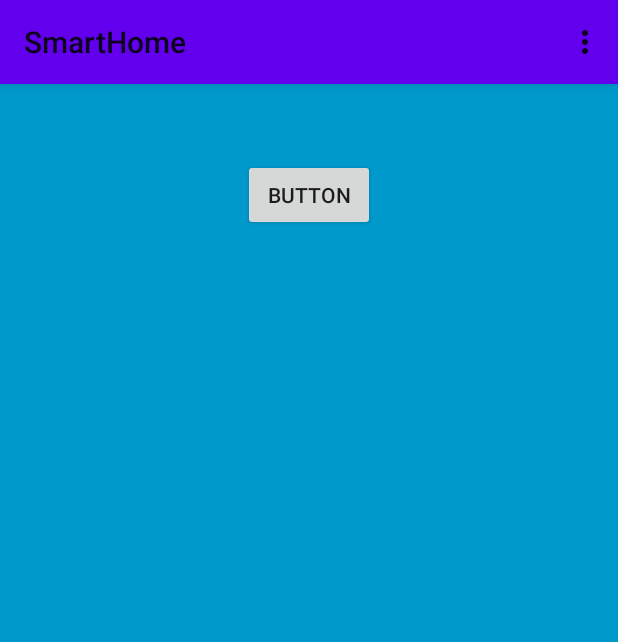
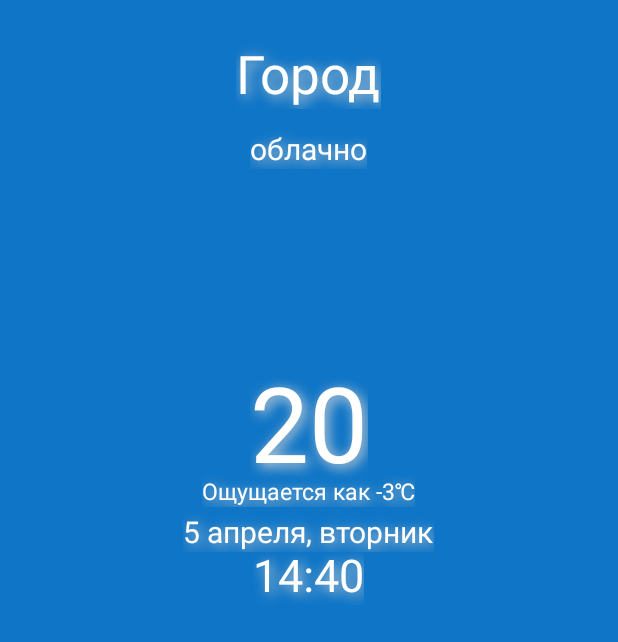
Before and after one commit to bi472/SmartHome, an Android app: the Weather screen opened directly, with no data from a screen before it, on a phone screen of 412 x 824 dp. Shown: the top 642 px of the screen. Run offline under Robolectric (Android 15) with nearby library versions, the phone set to English and light mode, and no system bars; Roboto replaces fonts that are not available here.

Commit message:
Переделана разметка фрагмента погоды(надо добавить кнопки)

```diff
--- a/app/build.gradle
+++ b/app/build.gradle
@@ -36,6 +36,7 @@ dependencies {
     implementation 'androidx.fragment:fragment:1.3.0'
     implementation 'com.squareup.retrofit2:retrofit:2.4.0'
     implementation 'com.squareup.retrofit2:converter-gson:2.4.0'
+    implementation 'com.google.android.libraries.places:places:2.5.0'
     testImplementation 'junit:junit:4.+'
     androidTestImplementation 'androidx.test.ext:junit:1.1.3'
     androidTestImplementation 'androidx.test.espresso:espresso-core:3.4.0'
--- a/app/src/main/java/com/example/smarthome/MainActivity.java
+++ b/app/src/main/java/com/example/smarthome/MainActivity.java
@@ -2,6 +2,7 @@ package com.example.smarthome;
 
 import androidx.appcompat.app.AppCompatActivity;
 
+import android.app.ActionBar;
 import android.content.ContentValues;
 import android.content.Intent;
 import android.content.res.Resources;
--- a/app/src/main/java/com/example/smarthome/Weather.java
+++ b/app/src/main/java/com/example/smarthome/Weather.java
@@ -53,7 +53,6 @@ public class Weather extends AppCompatActivity {
                 break;
                 }
             case R.id.update_city:{
-                Log.i("Сообщение", "Нажато меню");
                 checkPermisson();
                 break;
             }
--- a/app/src/main/java/com/example/smarthome/WeatherFragment.java
+++ b/app/src/main/java/com/example/smarthome/WeatherFragment.java
@@ -3,6 +3,7 @@ package com.example.smarthome;
 import static android.app.Activity.RESULT_OK;
 
 import android.Manifest;
+import android.app.ActionBar;
 import android.graphics.Typeface;
 import android.location.Address;
 import android.location.Geocoder;
@@ -29,7 +30,9 @@ import android.os.Handler;
 
 import java.text.DateFormat;
 import java.time.ZonedDateTime;
+import java.util.Calendar;
 import java.util.Date;
+import java.util.GregorianCalendar;
 import java.util.List;
 import java.util.Locale;
 
@@ -41,12 +44,10 @@ public class WeatherFragment extends Fragment {
     TextView detailsField;
     TextView currentTemperatureField;
     TextView weatherIcon;
-
-    Button getLocation;
+    TextView timeUpdated;
+    TextView feelsLike;
     // нужен handler для потока
     Handler handler;
-
-    Geocoder geocoder;
 
     public WeatherFragment(){
         handler = new Handler();
@@ -63,7 +64,8 @@ public class WeatherFragment extends Fragment {
         detailsField = (TextView)rootView.findViewById(R.id.details_field);
         currentTemperatureField = (TextView)rootView.findViewById(R.id.current_temperature_field);
         weatherIcon = (TextView)rootView.findViewById(R.id.weather_icon);
-        getLocation = (Button) rootView.findViewById(R.id.getLocation);
+        timeUpdated = (TextView)rootView.findViewById(R.id.updated_time);
+        feelsLike = (TextView)rootView.findViewById(R.id.feels_like);
 
         weatherFont = Typeface.createFromAsset(getActivity().getAssets(), "weathericons-regular-webfont.ttf");
         updateWeatherData(new CityPreference(getActivity()).getLat(), new  CityPreference(getActivity()).getLon());
@@ -106,25 +108,32 @@ public class WeatherFragment extends Fragment {
         try {
            if (cityJson.getJSONObject("local_names") != null) {
                 JSONObject localNamesJson = cityJson.getJSONObject("local_names");
-                cityField.setText(localNamesJson.getString("ru") +
-                        ", " + cityJson.getString("country"));
+                cityField.setText(localNamesJson.getString("ru"));
             }
             else
                 cityField.setText(cityJson.getString("name"));
             JSONObject details = json.getJSONArray("weather").getJSONObject(0);
             JSONObject main = json.getJSONObject("main");
             detailsField.setText(
-                    details.getString("description").toUpperCase(Locale.US) +
-                            "\n" + "Влажность: " + main.getString("humidity") + "%" +
-                            "\n" + "Давление: " + main.getString("pressure") + " hPa");
+                    details.getString("description").toUpperCase(Locale.US));
 
             currentTemperatureField.setText(
-                    String.format("%.2f", main.getDouble("temp"))+ " ℃");
+                    String.format("%.2f", main.getDouble("temp"))+ "℃"
+            );
+            feelsLike.setText("Ощущается как " +
+                    String.format("%.2f", main.getDouble("feels_like")) + "℃"
+            );
 
             DateFormat df = DateFormat.getDateTimeInstance();
             //Перевод даты в соответствующий часовой пояс
-            String updatedOn = df.format(new Date(json.getLong("dt")*1000 + json.getLong("timezone")*1000));
-            updatedField.setText("Последнее обновление: " + updatedOn);
+            Calendar myCal = new GregorianCalendar();
+            Date updatedOn = new Date(json.getLong("dt")*1000 + json.getLong("timezone")*1000);
+            myCal.setTime(updatedOn);
+
+            updatedField.setText(myCal.get(Calendar.DAY_OF_MONTH) +
+                    " " + myCal.getDisplayName(Calendar.MONTH, Calendar.LONG_FORMAT, new Locale("ru")) +
+                    ", " + myCal.getDisplayName(Calendar.DAY_OF_WEEK, Calendar.LONG_FORMAT, new Locale("ru")));
+            timeUpdated.setText(myCal.get(Calendar.HOUR_OF_DAY) + ":" + myCal.get(Calendar.MINUTE));
 
             setWeatherIcon(details.getInt("id"),
                     json.getJSONObject("sys").getLong("sunrise") * 1000,
--- a/app/src/main/res/layout/activity_counter.xml
+++ b/app/src/main/res/layout/activity_counter.xml
@@ -4,12 +4,13 @@
     xmlns:tools="http://schemas.android.com/tools"
     android:layout_width="match_parent"
     android:layout_height="match_parent"
-    android:background="#0D47A1"
+    android:background="@color/quantum_indigo800"
     tools:context=".Counter">
 
     <androidx.constraintlayout.widget.ConstraintLayout
         android:layout_width="wrap_content"
         android:layout_height="wrap_content">
+
         <RadioGroup
             android:id="@+id/radioGroup"
             android:layout_width="408dp"
--- a/app/src/main/res/layout/activity_weather.xml
+++ b/app/src/main/res/layout/activity_weather.xml
@@ -1,8 +1,8 @@
 <?xml version="1.0" encoding="utf-8"?>
 <FrameLayout xmlns:android="http://schemas.android.com/apk/res/android"
+    android:id="@+id/container"
     android:layout_width="match_parent"
     android:layout_height="match_parent"
-    android:id = "@+id/container"
-    android:background="#FF0099CC">
+    android:background="#0F75C6">
 
 </FrameLayout>
--- a/app/src/main/res/layout/fragment_weather.xml
+++ b/app/src/main/res/layout/fragment_weather.xml
@@ -2,59 +2,112 @@
 <RelativeLayout xmlns:android="http://schemas.android.com/apk/res/android"
     android:layout_width="match_parent"
     android:layout_height="match_parent"
-    android:paddingBottom="0dp"
-    android:paddingLeft="0dp"
-    android:paddingRight="0dp"
-    android:paddingTop="0dp">
+    android:layout_marginTop="25dp">
 
     <TextView
         android:id="@+id/city_field"
         android:layout_width="wrap_content"
         android:layout_height="wrap_content"
         android:layout_alignParentTop="true"
-        android:layout_centerHorizontal="true"
-        android:textAppearance="?android:attr/textAppearanceLarge" />
+        android:layout_centerInParent="true"
+        android:text="Город"
+        android:textAppearance="?android:attr/textAppearanceLarge"
+        android:textColor="@color/white"
+        android:textSize="35sp"
+        android:shadowColor="@color/quantum_black_100"
+        android:shadowDx="3"
+        android:shadowDy="3"
+        android:shadowRadius="10"/>
+
+    <TextView
+        android:id="@+id/details_field"
+        android:layout_width="wrap_content"
+        android:layout_height="wrap_content"
+        android:layout_alignBottom="@id/city_field"
+        android:layout_centerInParent="true"
+        android:layout_marginBottom="-40dp"
+        android:text="облачно"
+        android:textAppearance="?android:attr/textAppearanceMedium"
+        android:textColor="@color/white"
+        android:textSize="20sp"
+        android:shadowColor="@color/quantum_black_100"
+        android:shadowDx="3"
+        android:shadowDy="3"
+        android:shadowRadius="10" />
+
+    <TextView
+        android:id="@+id/current_temperature_field"
+        android:layout_width="wrap_content"
+        android:layout_height="wrap_content"
+        android:layout_alignBottom="@id/weather_icon"
+        android:layout_centerInParent="true"
+        android:layout_marginTop="-100dp"
+        android:layout_marginBottom="-105dp"
+        android:shadowColor="@color/quantum_black_100"
+        android:shadowDx="3"
+        android:shadowDy="3"
+        android:shadowRadius="10"
+        android:text="20"
+        android:textAppearance="?android:attr/textAppearanceLarge"
+        android:textColor="@color/white"
+        android:textSize="70sp" />
+
+    <TextView
+        android:id="@+id/weather_icon"
+        android:layout_width="wrap_content"
+        android:layout_height="wrap_content"
+        android:layout_alignBottom="@id/details_field"
+
+        android:layout_centerInParent="true"
+        android:layout_marginTop="-100dp"
+        android:layout_marginBottom="-110dp"
+        android:textColor="@color/white"
+        android:textSize="70sp" />
 
     <TextView
         android:id="@+id/updated_field"
         android:layout_width="wrap_content"
         android:layout_height="wrap_content"
-        android:layout_below="@+id/city_field"
-        android:layout_centerHorizontal="true"
+        android:layout_alignBottom="@id/feels_like"
+        android:layout_centerInParent="true"
+        android:layout_marginBottom="-30dp"
+        android:shadowColor="@color/quantum_black_100"
+        android:shadowDx="3"
+        android:shadowDy="3"
+        android:shadowRadius="10"
+        android:text="5 апреля, вторник"
         android:textAppearance="?android:attr/textAppearanceMedium"
-        android:textSize="13sp" />
+        android:textColor="@color/white"
+        android:textSize="20sp" />
 
     <TextView
-        android:id="@+id/weather_icon"
+        android:id="@+id/updated_time"
         android:layout_width="wrap_content"
         android:layout_height="wrap_content"
+        android:text="14:40"
+        android:layout_alignBottom="@id/updated_field"
+        android:layout_marginBottom="-35dp"
         android:layout_centerInParent="true"
-        android:textAppearance="?android:attr/textAppearanceLarge"
-        android:textSize="70sp" />
+        android:shadowColor="@color/quantum_black_100"
+        android:shadowDx="3"
+        android:shadowDy="3"
+        android:shadowRadius="10"
+        android:textSize="30sp"
+        android:textColor="@color/white"/>
 
     <TextView
-        android:id="@+id/current_temperature_field"
+        android:id="@+id/feels_like"
         android:layout_width="wrap_content"
         android:layout_height="wrap_content"
-        android:layout_alignParentBottom="true"
-        android:layout_centerHorizontal="true"
-        android:textAppearance="?android:attr/textAppearanceLarge"
-        android:textSize="40sp" />
-
-    <TextView
-        android:id="@+id/details_field"
-        android:layout_width="wrap_content"
-        android:layout_height="wrap_content"
-        android:layout_below="@+id/weather_icon"
-        android:layout_centerHorizontal="true"
-        android:textAppearance="?android:attr/textAppearanceMedium" />
-
-    <Button
-        android:id="@+id/getLocation"
-        android:layout_width="wrap_content"
-        android:layout_height="wrap_content"
-        android:text="Button"
-        android:layout_centerHorizontal="true"
-        android:layout_marginTop="50dp"/>
+        android:layout_alignBottom="@id/current_temperature_field"
+        android:layout_centerInParent="true"
+        android:layout_marginBottom="-10dp"
+        android:shadowColor="@color/quantum_black_100"
+        android:shadowDx="3"
+        android:shadowDy="3"
+        android:shadowRadius="10"
+        android:text="Ощущается как -3℃"
+        android:textColor="@color/white"
+        android:textSize="15sp" />
 
 </RelativeLayout>
--- a/app/src/main/res/values/themes.xml
+++ b/app/src/main/res/values/themes.xml
@@ -1,6 +1,6 @@
 <resources xmlns:tools="http://schemas.android.com/tools">
     <!-- Base application theme. -->
-    <style name="Theme.SmartHome" parent="Theme.MaterialComponents.DayNight.Bridge">
+    <style name="Theme.SmartHome" parent="Theme.AppCompat.Light.NoActionBar">
         <!-- Primary brand color. -->
         <item name="colorPrimary">@color/purple_500</item>
         <item name="colorPrimaryVariant">@color/purple_700</item>
```
Lines whose indentation alone changed are shown as unchanged.
